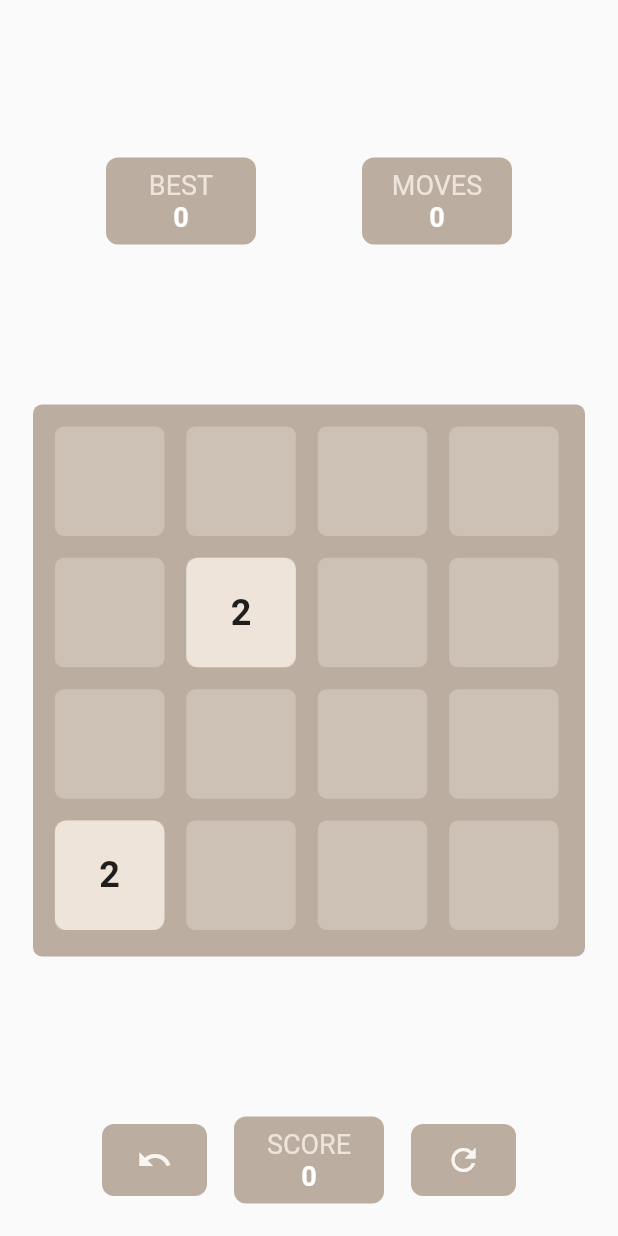
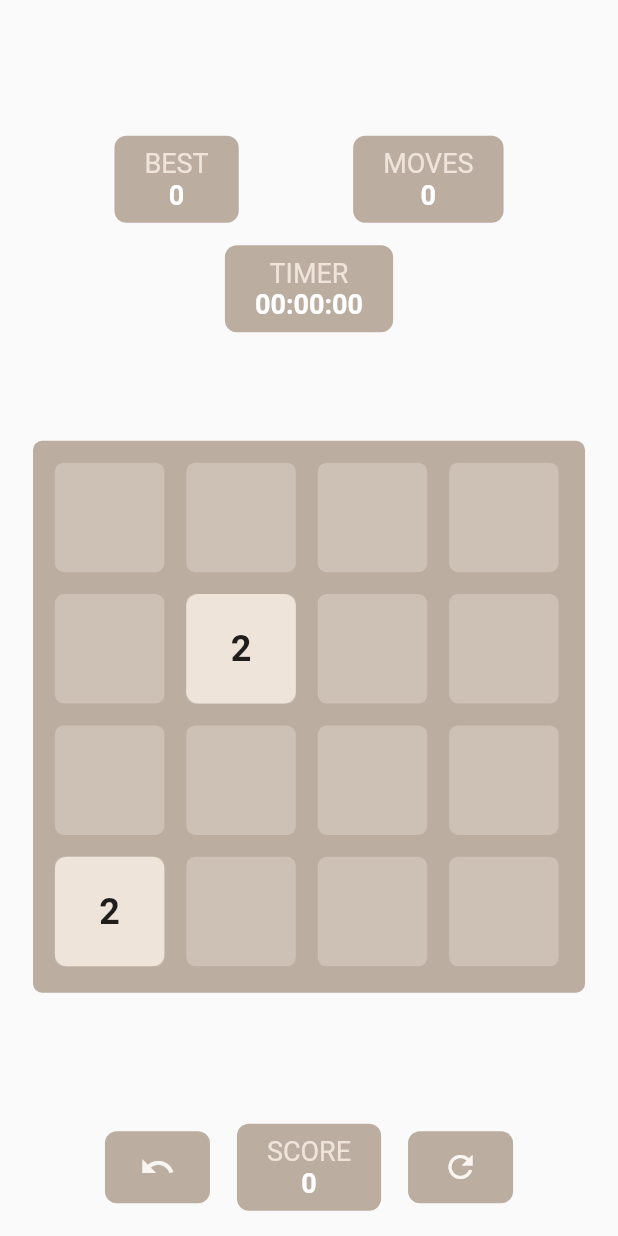
Before and after one commit to hardikm9850/2048, a Flutter app: the screen it shows after launch, on a phone screen of 412 x 824 dp. Run offline on Flutter 3.47's test engine with Material 2 defaults, Android fonts, the phone set to English and light mode, and no system bars; our stand-ins replace confetti, get, shared_preferences; missing offline and left inert: flutter_swipe_detector; statements that could not run were skipped.

Commit message:
add: timer

```diff
--- a/lib/controller/game_controller.dart
+++ b/lib/controller/game_controller.dart
@@ -1,3 +1,4 @@
+import 'dart:async';
 import 'dart:math' show Random;
 
 import 'package:get/get.dart';
@@ -7,6 +8,7 @@ import '../model/boardcell.dart';
 import '../storage/data_manager.dart';
 
 class GameController extends GetxController {
+
   final int row = 4;
   final int column = 4;
   var score = 0.obs;
@@ -20,6 +22,10 @@ class GameController extends GetxController {
   final reactiveBoardCells = <RxList<Rx<BoardCell>>>[].obs;
   final list = <Rx<BoardCell>>[].obs;
 
+  static const String _defaultInitialTimerValue = '0';
+  late Timer _timerObj;
+  var timer = _defaultInitialTimerValue.obs;
+
   @override
   void onInit() {
     init();
@@ -30,6 +36,7 @@ class GameController extends GetxController {
     isGameWon.value = isGameOver.value = false;
     score.value = 0;
     numberOfMoves.value = 0;
+    timer.value = '0';
 
     snapshot = Snapshot();
     _initialiseDataManager();
@@ -38,6 +45,7 @@ class GameController extends GetxController {
     _randomEmptyCell(2);
     _saveSnapShot();
   }
+
 
   void _saveSnapShot() {
     snapshot.saveGameState(
@@ -230,7 +238,7 @@ class GameController extends GetxController {
     var down = canMoveDown();
     isGameOver.value = (left || right || top || down) == false;
     isGameOver.refresh();
-    print("is game over? ${isGameOver.value}");
+    // ramzi print("is game over? ${isGameOver.value}");
   }
 
   void _randomEmptyCell(int cnt) {
@@ -282,6 +290,7 @@ class GameController extends GetxController {
     reactiveBoardCells.clear();
     _resetMergeStatus();
     score.value = 0;
+    resetTimer();
     init();
   }
 
@@ -348,4 +357,22 @@ class GameController extends GetxController {
   String getScore() {
     return score.toString();
   }
+
+
+  void startTimer() {
+    if(timer.value == _defaultInitialTimerValue) {
+      _timerObj = Timer.periodic(const Duration(seconds: 1), (_) {
+        timer.value = (int.parse(timer.value) + 1).toString();
+      });
+    }
+  }
+
+  void stopTimer() {
+    _timerObj.cancel();
+  }
+
+  void resetTimer() {
+    stopTimer();
+    timer.value = _defaultInitialTimerValue;
+  }
 }
--- a/lib/screen/game_screen.dart
+++ b/lib/screen/game_screen.dart
@@ -1,4 +1,3 @@
-
 import 'package:confetti/confetti.dart';
 import 'package:flutter/material.dart';
 import 'package:flutter/services.dart';
@@ -51,12 +50,9 @@ class GameScreen extends GetView<GameController> {
                       const SizedBox(
                         height: 40,
                       ),
-                      Obx(() => ScoreBoardWidget(
-                          highestScore: controller.highScore.value.toString(),
-                          numberOfMoves: controller.numberOfMoves.value.toString(),
-                          key: null)),
+                      ScoreBoardWidget(),
                       const SizedBox(
-                        height: 20,
+                        height: 5,
                       ),
                       SwipeDetector(
                           onSwipe: (direction, offset) {
@@ -94,6 +90,7 @@ class GameScreen extends GetView<GameController> {
   }
 
   void onSwipedDetected(SwipeDirection direction) {
+    controller.startTimer();
     switch (direction) {
       case SwipeDirection.up:
         controller.moveUp();
--- a/lib/widgets/score_board_widget.dart
+++ b/lib/widgets/score_board_widget.dart
@@ -1,31 +1,39 @@
 import 'package:flutter/material.dart';
+import 'package:get/get.dart';
+import 'package:hardik_2048/controller/game_controller.dart';
 
 import '../utils/colorUtils.dart';
 
 class ScoreBoardWidget extends StatelessWidget {
-  final String highestScore;
-  final String numberOfMoves;
+  final gameController = Get.find<GameController>();
 
-  const ScoreBoardWidget({required this.highestScore,required this.numberOfMoves, super.key});
+  ScoreBoardWidget({super.key});
 
   @override
   Widget build(BuildContext context) {
-
-    return Row(
-
+    return Obx(
+      () => Column(
+        children: [
+          Row(
             mainAxisAlignment: MainAxisAlignment.spaceEvenly,
             children: [
               Score(
                 label: 'Best',
-            score: highestScore,
-            padding:
-                const EdgeInsets.symmetric(horizontal: 16.0, vertical: 8.0)),
+                score: gameController.highScore.value.toString(),
+              ),
               Score(
                 label: 'Moves',
-            score: numberOfMoves,
-            padding:
-                const EdgeInsets.symmetric(horizontal: 16.0, vertical: 8.0)),
+                score: gameController.numberOfMoves.value.toString(),
+              ),
             ],
+          ),
+          const SizedBox(height: 15),
+          Score(
+            label: 'Timer',
+            score: formatTimer(gameController.timer.value),
+          ),
+        ],
+      ),
     );
   }
 }
@@ -42,9 +50,8 @@ class Score extends StatelessWidget {
   @override
   Widget build(BuildContext context) {
     return Container(
-      width: 100,
       padding: padding ??
-          const EdgeInsets.symmetric(horizontal: 16.0, vertical: 8.0),
+          const EdgeInsets.symmetric(horizontal: 20.0, vertical: 8.0),
       decoration: BoxDecoration(
           color: scoreBackground, borderRadius: BorderRadius.circular(8.0)),
       child: Column(children: [
@@ -61,3 +68,18 @@ class Score extends StatelessWidget {
     );
   }
 }
+
+
+String formatTimer(String input) {
+  int seconds = int.parse(input);
+
+  int hours = seconds ~/ 3600;
+  int minutes = (seconds % 3600) ~/ 60;
+  int remainingSeconds = seconds % 60;
+
+  String hoursStr = hours.toString().padLeft(2, '0');
+  String minutesStr = minutes.toString().padLeft(2, '0');
+  String secondsStr = remainingSeconds.toString().padLeft(2, '0');
+
+  return '$hoursStr:$minutesStr:$secondsStr';
+}
```
Lines whose indentation alone changed are shown as unchanged.
